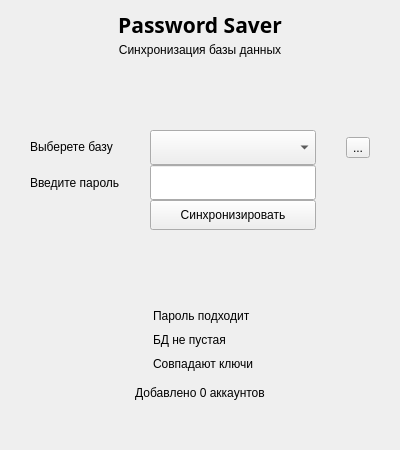
rybkinn/PasswordSaver, file ui/SyncDB.ui: the form before one commit.
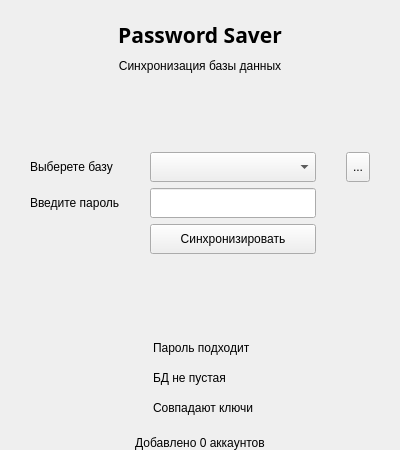
The form after the commit. Icons and pictures are not drawn.

Commit message: redesigned the appearance of the sync window

```diff
--- a/ui/SyncDB.ui
+++ b/ui/SyncDB.ui
@@ -40,19 +40,19 @@
     <number>30</number>
    </property>
    <property name="topMargin">
-    <number>10</number>
+    <number>20</number>
    </property>
    <property name="rightMargin">
     <number>30</number>
    </property>
    <property name="bottomMargin">
-    <number>50</number>
+    <number>0</number>
    </property>
    <property name="horizontalSpacing">
     <number>30</number>
    </property>
    <property name="verticalSpacing">
-    <number>0</number>
+    <number>6</number>
    </property>
    <item row="1" column="0" colspan="3">
     <widget class="QLabel" name="label_2">
@@ -78,7 +78,7 @@
      <property name="minimumSize">
       <size>
        <width>150</width>
-       <height>35</height>
+       <height>30</height>
       </size>
      </property>
      <property name="echoMode">
@@ -245,7 +245,7 @@
      <property name="minimumSize">
       <size>
        <width>150</width>
-       <height>30</height>
+       <height>25</height>
       </size>
      </property>
      <property name="maximumSize">
@@ -345,6 +345,12 @@
    </item>
    <item row="3" column="2">
     <widget class="QToolButton" name="toolButton">
+     <property name="minimumSize">
+      <size>
+       <width>0</width>
+       <height>30</height>
+      </size>
+     </property>
      <property name="text">
       <string>...</string>
      </property>
@@ -394,7 +400,7 @@
      <property name="minimumSize">
       <size>
        <width>150</width>
-       <height>35</height>
+       <height>30</height>
       </size>
      </property>
      <property name="currentText">
```
The commit also changes 1 other file.
